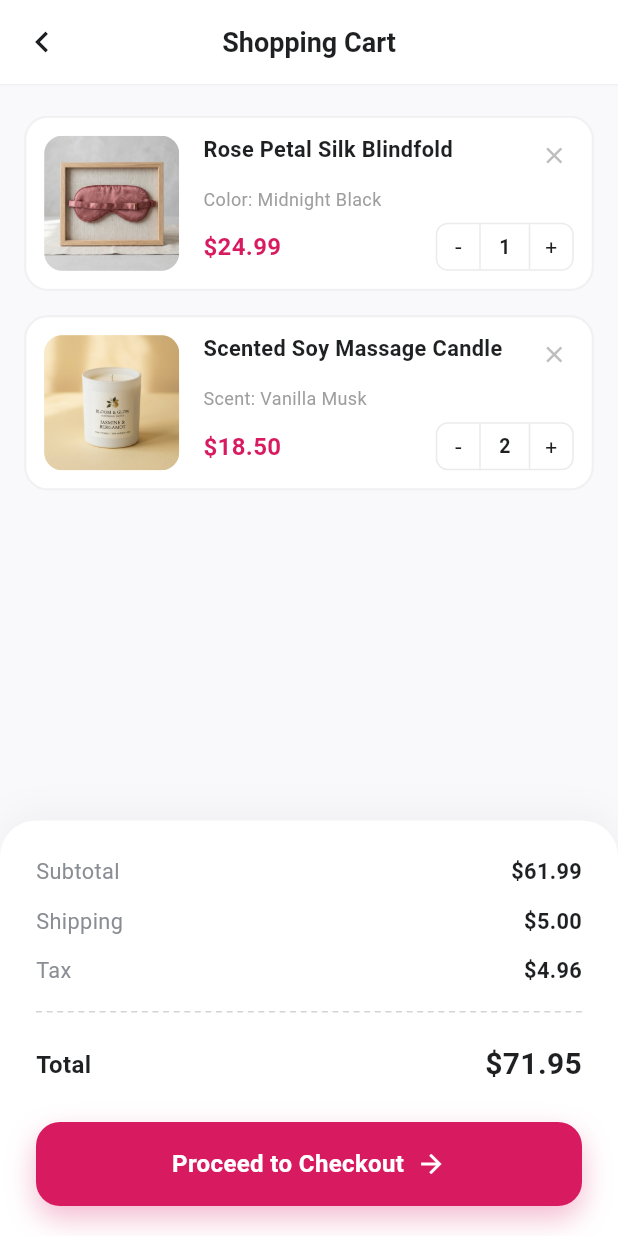
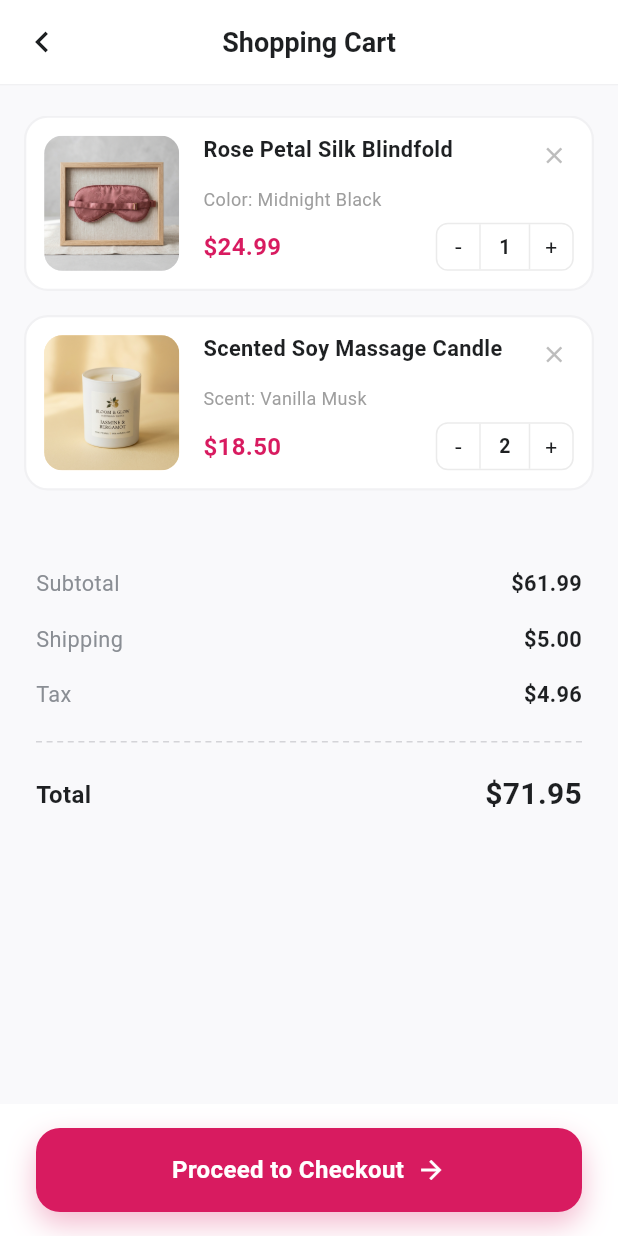
Before and after one commit to GUTIpointPY/Examen-1-flutter-4, a Flutter app: the screen it shows after launch, item 3 of the bottom bar chosen, on a phone screen of 412 x 824 dp. Run offline on Flutter 3.47's test engine with Material 3 defaults, Android fonts, the light colour scheme and no system bars.

Commit message:
Style carr.dart to match the design from the shopping cart screenshot

```diff
--- a/lib/presentation/pages/carr.dart
+++ b/lib/presentation/pages/carr.dart
@@ -23,6 +23,10 @@ class _CartScreenState extends State<CartScreen> {
 
   @override
   Widget build(BuildContext context) {
+    return Consumer<CartProvider>(
+      builder: (context, cartProvider, child) {
+        final hasItems = cartProvider.items.isNotEmpty || _localItems.isNotEmpty;
+
         return Scaffold(
           backgroundColor: const Color(0xFFF9F9FB),
           appBar: AppBar(
@@ -55,20 +59,18 @@ class _CartScreenState extends State<CartScreen> {
               ),
             ),
           ),
-      body: Consumer<CartProvider>(
-        builder: (context, cartProvider, child) {
-          if (cartProvider.items.isEmpty && _localItems.isEmpty) {
-            return _buildEmptyState(context);
-          }
-
-          return Column(
+          body: !hasItems
+              ? _buildEmptyState(context)
+              : SingleChildScrollView(
+                  physics: const BouncingScrollPhysics(),
+                  child: Column(
                     children: [
                       // List of cart items
-              Expanded(
-                child: AnimatedList(
+                      AnimatedList(
                         key: _listKey,
                         initialItemCount: _localItems.length,
-                  physics: const BouncingScrollPhysics(),
+                        shrinkWrap: true,
+                        physics: const NeverScrollableScrollPhysics(),
                         padding: const EdgeInsets.symmetric(horizontal: 16.0, vertical: 20.0),
                         itemBuilder: (context, index, animation) {
                           // Safe guard for range check during transition
@@ -77,14 +79,24 @@ class _CartScreenState extends State<CartScreen> {
                           return _buildCartItemCard(item, index, animation, cartProvider);
                         },
                       ),
+                      // Summary Section directly on the page body
+                      _buildSummaryBlock(context, cartProvider),
+                    ],
                   ),
-
-              // Bottom Section: Summary & Checkout Button
-              _buildSummarySection(context, cartProvider),
-            ],
+                ),
+          bottomNavigationBar: !hasItems
+              ? null
+              : Container(
+                  color: Colors.white,
+                  padding: const EdgeInsets.symmetric(horizontal: 24.0, vertical: 16.0),
+                  child: SafeArea(
+                    child: _CheckoutButton(onPressed: () {
+                      _showCheckoutSuccessDialog(context, cartProvider);
+                    }),
+                  ),
+                ),
         );
       },
-      ),
     );
   }
 
@@ -420,40 +432,24 @@ class _CartScreenState extends State<CartScreen> {
     cartProvider.removeItem(item.id);
   }
 
-  // Summary Section containing calculated prices and Checkout Button
-  Widget _buildSummarySection(BuildContext context, CartProvider cartProvider) {
-    return Container(
-      decoration: const BoxDecoration(
-        color: Colors.white,
-        borderRadius: BorderRadius.only(
-          topLeft: Radius.circular(24),
-          topRight: Radius.circular(24),
-        ),
-        boxShadow: [
-          BoxShadow(
-            color: Color(0x0A000000),
-            blurRadius: 20,
-            offset: Offset(0, -5),
-          ),
-        ],
-      ),
-      padding: const EdgeInsets.only(top: 24.0, left: 24.0, right: 24.0, bottom: 20.0),
-      child: SafeArea(
-        top: false,
+  // Summary Section containing calculated prices directly in the scrollable view
+  Widget _buildSummaryBlock(BuildContext context, CartProvider cartProvider) {
+    return Padding(
+      padding: const EdgeInsets.symmetric(horizontal: 24.0, vertical: 16.0),
       child: Column(
-          mainAxisSize: MainAxisSize.min,
+        crossAxisAlignment: CrossAxisAlignment.start,
         children: [
           // Subtotal Row
           _buildSummaryRow('Subtotal', '\$${cartProvider.subtotal.toStringAsFixed(2)}'),
-            const SizedBox(height: 12),
+          const SizedBox(height: 16),
 
           // Shipping Row
           _buildSummaryRow('Shipping', '\$${cartProvider.shipping.toStringAsFixed(2)}'),
-            const SizedBox(height: 12),
+          const SizedBox(height: 16),
 
           // Tax Row
           _buildSummaryRow('Tax', '\$${cartProvider.tax.toStringAsFixed(2)}'),
-            const SizedBox(height: 16),
+          const SizedBox(height: 20),
 
           // Custom Dashed Divider
           const DashedDivider(
@@ -471,14 +467,7 @@ class _CartScreenState extends State<CartScreen> {
             isTotal: true,
           ),
           const SizedBox(height: 24),
-
-            // Animated Scale Checkout Button
-            _CheckoutButton(onPressed: () {
-              // Perform Checkout Action
-              _showCheckoutSuccessDialog(context, cartProvider);
-            }),
         ],
-        ),
       ),
     );
   }
```
Lines whose indentation alone changed are shown as unchanged.
